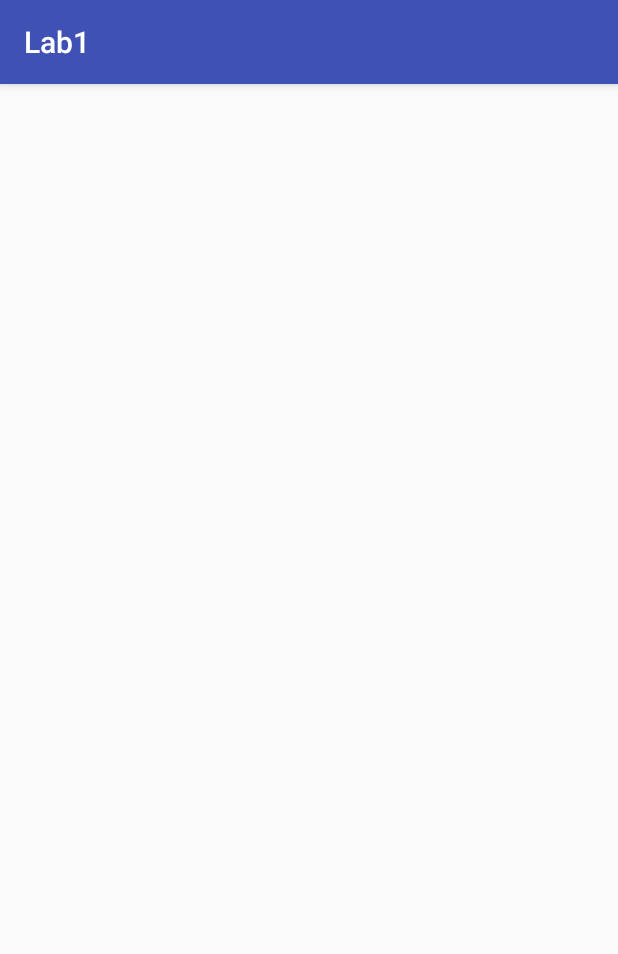
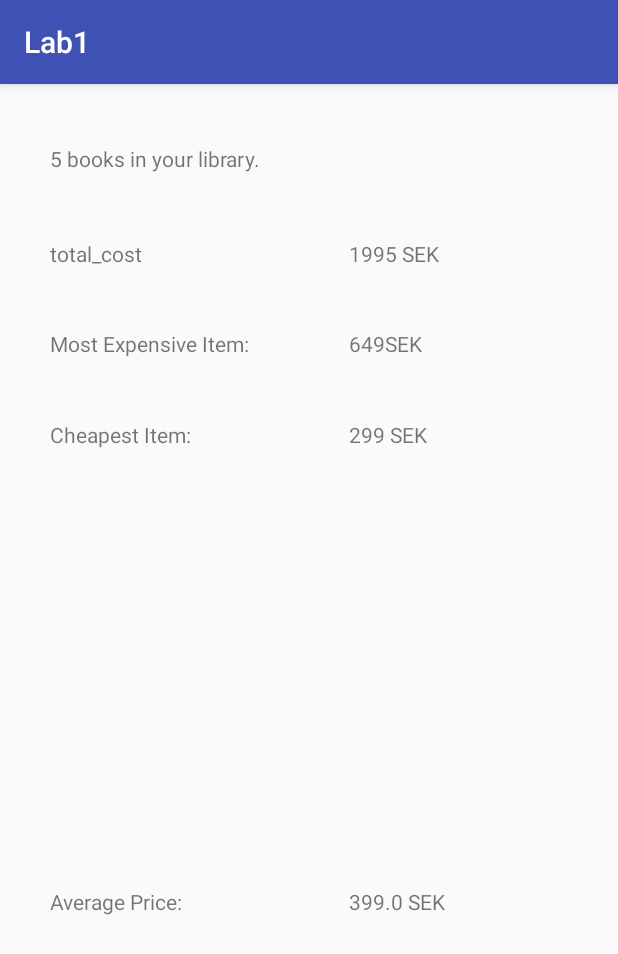
Before and after one commit to TwiZxD/Mobile-Computing, an Android app: the screen it shows after launch (TestActivity before the commit, SummaryActivity after it), on a phone screen of 412 x 824 dp. Shown: the top 954 px of the screen. Run offline under Robolectric (Android 15) with nearby library versions, the phone set to English and light mode, and no system bars.

Commit message:
lab1 complete

```diff
--- a/Lab1/app/src/main/java/com/example/lab1/SimpleBookManager.java
+++ b/Lab1/app/src/main/java/com/example/lab1/SimpleBookManager.java
@@ -3,9 +3,11 @@ package com.example.lab1;
 import java.util.ArrayList;
 
 public class SimpleBookManager implements IBookManager {
-    ArrayList<Book> books;
+    private ArrayList<Book> books;
 
-    public SimpleBookManager() {
+    private static final SimpleBookManager manager = new SimpleBookManager();
+
+    private SimpleBookManager() {
         books = new ArrayList<>();
         createBook("Martin, Robert C.","Clean Code" ,299,"9780132350884" ,"TDA416");
         createBook("Andrew A Andrew", "Mobile Computing", 349, "123 45 6789", "CIU196");
@@ -84,6 +86,10 @@ public class SimpleBookManager implements IBookManager {
         return total;
     }
 
+    public static SimpleBookManager getBookManager() {
+        return manager;
+    }
+
     @Override
     public void saveChanges() {
         //TODO
--- /dev/null
+++ b/Lab1/app/src/main/java/com/example/lab1/SummaryActivity.java
@@ -0,0 +1,53 @@
+package com.example.lab1;
+
+import android.support.v7.app.AppCompatActivity;
+import android.os.Bundle;
+import android.widget.TextView;
+
+public class SummaryActivity extends AppCompatActivity {
+    SimpleBookManager manager;
+
+    @Override
+    protected void onCreate(Bundle savedInstanceState) {
+        super.onCreate(savedInstanceState);
+        setContentView(R.layout.summary);
+
+        manager = SimpleBookManager.getBookManager();
+        setAmountOfBooks(manager.count());
+        setTotalCost(manager.getTotalCost());
+        setMostExpensiveItem(manager.getMaxPrice());
+        setLeastExpensiveItem(manager.getMinPrice());
+        setAveragePrice(manager.getMeanPrice());
+    }
+
+
+    public void setTotalCost(int totalCost) {
+        final TextView text = findViewById(R.id.totalCost_edit);
+        String cost = Integer.toString(totalCost);
+        text.setText(cost + " SEK");
+    }
+
+    public void setAmountOfBooks(int amountOfBooks) {
+        final TextView text = findViewById(R.id.books_in_your_library);
+        String amount = Integer.toString(amountOfBooks);
+        text.setText(amount + " books in your library.");
+    }
+
+    public void setMostExpensiveItem(int mostExpensiveItem) {
+        final TextView text = findViewById(R.id.mostExpensiveItem_edit);
+        String item = Integer.toString(mostExpensiveItem);
+        text.setText(item + "SEK");
+    }
+
+    public void setLeastExpensiveItem(int leastExpensiveItem) {
+        final TextView text = findViewById(R.id.cheapestItem_Edit);
+        String item = Integer.toString(leastExpensiveItem);
+        text.setText(item + " SEK");
+    }
+
+    public void setAveragePrice(float averagePrice) {
+        final TextView text = findViewById(R.id.avgPrice_edit);
+        String item = Float.toString(averagePrice);
+        text.setText(item + " SEK");
+    }
+}
--- a/Lab1/app/src/main/java/com/example/lab1/TestActivity.java
+++ b/Lab1/app/src/main/java/com/example/lab1/TestActivity.java
@@ -2,13 +2,15 @@ package com.example.lab1;
 
 import android.support.v7.app.AppCompatActivity;
 import android.os.Bundle;
+import android.util.Log;
 
 public class TestActivity extends AppCompatActivity {
 
     @Override
     protected void onCreate(Bundle savedInstanceState) {
         super.onCreate(savedInstanceState);
-        SimpleBookManager SBM = new SimpleBookManager();
+      //  SimpleBookManager SBM = new SimpleBookManager();
+        Log.d("LogDebug","Message");
         setContentView(R.layout.activity_test);
     }
 }
--- /dev/null
+++ b/Lab1/app/src/main/res/layout/summary.xml
@@ -0,0 +1,87 @@
+<?xml version="1.0" encoding="utf-8"?>
+<RelativeLayout xmlns:android="http://schemas.android.com/apk/res/android"
+    xmlns:app="http://schemas.android.com/apk/res-auto"
+    xmlns:tools="http://schemas.android.com/tools"
+    android:layout_width="match_parent"
+    android:layout_height="match_parent"
+    tools:context=".SummaryActivity">
+
+    <TextView
+        android:id="@+id/books_in_your_library"
+        android:layout_width="wrap_content"
+        android:layout_height="wrap_content"
+        android:layout_alignParentStart="true"
+        android:layout_alignParentTop="true"
+        android:layout_marginStart="33dp"
+        android:layout_marginTop="40dp"
+        android:text="% Books in your library" />
+
+    <TextView
+        android:id="@+id/totalCost"
+        android:layout_width="wrap_content"
+        android:layout_height="wrap_content"
+        android:layout_alignParentTop="true"
+        android:layout_alignStart="@+id/books_in_your_library"
+        android:layout_marginTop="103dp"
+        android:text="total_cost" />
+
+    <TextView
+        android:id="@+id/totalCost_edit"
+        android:layout_width="wrap_content"
+        android:layout_height="wrap_content"
+        android:layout_alignParentEnd="true"
+        android:layout_alignTop="@+id/totalCost"
+        android:layout_marginEnd="119dp"
+        android:text="TextView" />
+
+    <TextView
+        android:id="@+id/mostExpensiveItem"
+        android:layout_width="wrap_content"
+        android:layout_height="wrap_content"
+        android:layout_alignParentTop="true"
+        android:layout_alignStart="@+id/books_in_your_library"
+        android:layout_marginTop="163dp"
+        android:text="Most Expensive Item:" />
+
+    <TextView
+        android:id="@+id/mostExpensiveItem_edit"
+        android:layout_width="wrap_content"
+        android:layout_height="wrap_content"
+        android:layout_alignStart="@+id/totalCost_edit"
+        android:layout_alignTop="@+id/mostExpensiveItem"
+        android:text="234 SEK" />
+
+    <TextView
+        android:id="@+id/cheapestItem"
+        android:layout_width="wrap_content"
+        android:layout_height="wrap_content"
+        android:layout_alignParentTop="true"
+        android:layout_alignStart="@+id/books_in_your_library"
+        android:layout_marginTop="224dp"
+        android:text="Cheapest Item:" />
+
+    <TextView
+        android:id="@+id/cheapestItem_Edit"
+        android:layout_width="wrap_content"
+        android:layout_height="wrap_content"
+        android:layout_alignStart="@+id/totalCost_edit"
+        android:layout_alignTop="@+id/cheapestItem"
+        android:text="0 kr" />
+
+    <TextView
+        android:id="@+id/avgPrice"
+        android:layout_width="wrap_content"
+        android:layout_height="wrap_content"
+        android:layout_alignParentBottom="true"
+        android:layout_alignStart="@+id/books_in_your_library"
+        android:layout_marginBottom="213dp"
+        android:text="Average Price:" />
+
+    <TextView
+        android:id="@+id/avgPrice_edit"
+        android:layout_width="wrap_content"
+        android:layout_height="wrap_content"
+        android:layout_alignStart="@+id/totalCost_edit"
+        android:layout_alignTop="@+id/avgPrice"
+        android:text="23 SEK" />
+</RelativeLayout>
```
Also changed, not shown: Lab1/app/build.gradle (+6 -2 lines), Lab1/app/src/main/AndroidManifest.xml (+6 -4 lines), Lab1/app/src/main/java/com/example/lab1/DetailActivity.java (added, +56 -0 lines), Lab1/app/src/main/java/com/example/lab1/MainActivity.java (added, +72 -0 lines), Lab1/app/src/main/res/layout/activity_detail.xml (added, +102 -0 lines), Lab1/app/src/main/res/layout/activity_main.xml (added, +13 -0 lines), Lab1/app/src/main/res/layout/customlistview.xml (added, +28 -0 lines).
